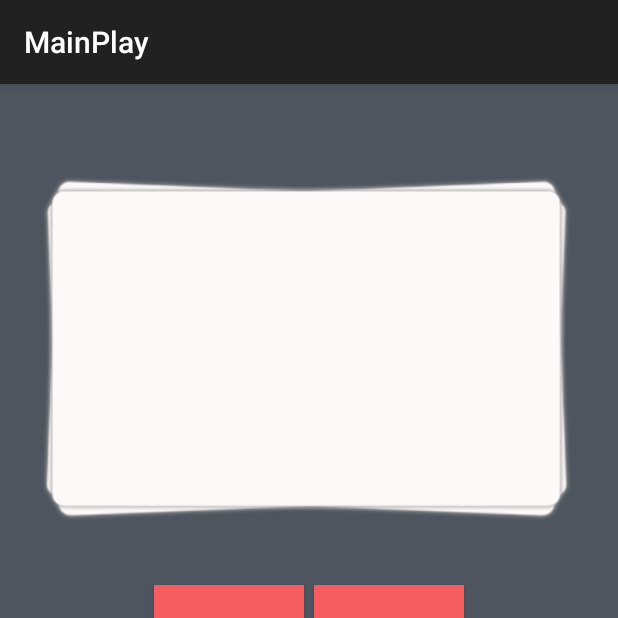
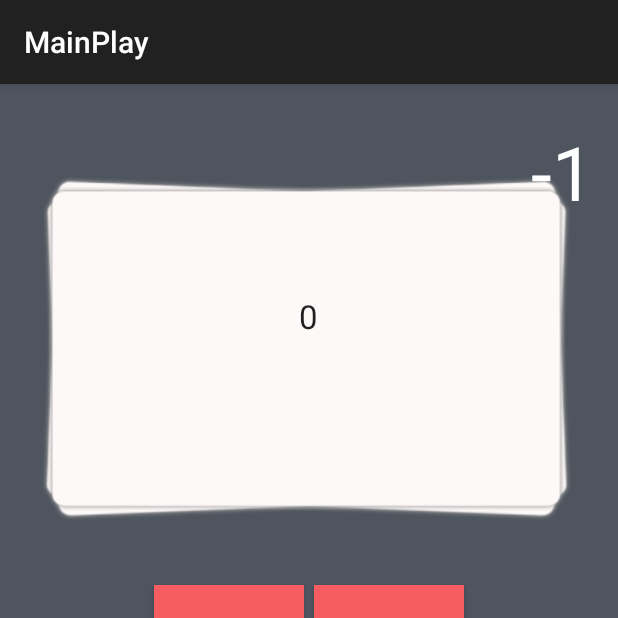
Before and after one commit to ihimawan/KakoiKanji, an Android app: the MainPlay screen opened directly, with no data from a screen before it, after a tap on "SAN", on a phone screen of 412 x 824 dp, the top half of it. Run offline under Robolectric (Android 15) with nearby library versions, the phone set to English and light mode, and no system bars; 3 statements that could not run were skipped; 3 other taps on this screen came first.

```diff
--- a/app/src/main/java/com/example/kakoi/MainPlay.java
+++ b/app/src/main/java/com/example/kakoi/MainPlay.java
@@ -26,6 +26,11 @@ public class MainPlay extends AppCompatActivity {
     TextView questionText; //text that shows the question (english word)
     int n; //the position of the random question in the database
     ImageView feedbackImg;
+    TextView highScoreDisp;
+    TextView livesCounter;
+    HighscoreDB dbHighScore;
+    int highScoreValueInt;
+
     Button quitButton;
 
     //initial function
@@ -38,13 +43,17 @@ public class MainPlay extends AppCompatActivity {
 
         questionText = (TextView) findViewById(R.id.questionText);
         dbHandler = new MyDBHandler(this, null, null, 1);
+        dbHighScore = new HighscoreDB(this, null, null, 1);
         //quitButton = (Button) findViewById(R.id.quitButton);
-        //feedbackText = (TextView) findViewById(R.id.feedbackText);
         feedbackImg = (ImageView) findViewById(R.id.feedbackImg);
+        livesCounter = (TextView) findViewById(R.id.livesCounter);
+
+        highScoreDisp = (TextView) findViewById(R.id.highScoreDisp);
 
         /*
-        TODO: COMMENT THESE OUT WHEN DOING THE DEMO.d
+        TODO: COMMENT THESE OUT WHEN DOING THE DEMO.
          */
+
 //        addingQuestion("one", "ichi");
 //        addingQuestion("two", "ni");
 //        addingQuestion("three", "san");
@@ -103,9 +112,12 @@ public class MainPlay extends AppCompatActivity {
             final MediaPlayer correctButtonClick = MediaPlayer.create(this, R.raw.correct);
             correctButtonClick.start();
 
-            /*
-            TODO: INCREMENT SCORE BY 5
-             */
+            String highScoreValueStr = highScoreDisp.getText().toString();
+            highScoreValueInt = Integer.valueOf(highScoreValueStr);
+            highScoreValueInt += 5;
+            highScoreValueStr = Integer.toString(highScoreValueInt);
+            highScoreDisp.setText(highScoreValueStr);
+
         }else{
             feedbackImg.setImageResource(R.drawable.incorrectsign);
 
@@ -113,14 +125,30 @@ public class MainPlay extends AppCompatActivity {
             final MediaPlayer incorrectButtonClick = MediaPlayer.create(this, R.raw.wrong);
             incorrectButtonClick.start();
 
-            /*
-            TODO: DECREMENT LIFE BY 1
-             */
+            String livesCounterStr = livesCounter.getText().toString();
+            int livesCounterInt = Integer.valueOf(livesCounterStr);
+            livesCounterInt -= 1;
+            livesCounterStr = Integer.toString(livesCounterInt);
+            livesCounter.setText(livesCounterStr);
+
+            if(livesCounterInt==0){
+                addingHighscore(highScoreValueInt);
+                Intent i = new Intent(this, HighScore.class);
+                startActivity(i);
+            }
+
+
+
+
+
+
+
         }
     }
 
     /*
-    TODO: LIFESUBSTRACTION() & SCOREGENERATOR()
+    TODO: LIFESUBSTRACTION()
+
      */
 
     //this function changes the question text to a random question in the database
@@ -143,10 +171,17 @@ public class MainPlay extends AppCompatActivity {
 //        printDatabase();
 //    }
 
+public void addingHighscore(int highScoreValue){
+    HighScoreItem highScoreItem = new HighScoreItem(highScoreValue);
+    dbHighScore.addHighScore(highScoreItem);
+}
+
+
     //function that adds question to the database (add button is not clicked)
     public void addingQuestion(String englishWord, String answer){
         Questions question = new Questions(englishWord, answer);
         dbHandler.addQuestion(question);
+
     }
 
     //function that deletes items from the database
--- a/app/src/main/res/layout/activity_high_score.xml
+++ b/app/src/main/res/layout/activity_high_score.xml
@@ -54,7 +54,7 @@
         android:layout_height="wrap_content"
         android:textAppearance="?android:attr/textAppearanceLarge"
         android:text="0"
-        android:textSize="100sp"
+        android:textSize="20sp"
         android:id="@+id/highscore"
         android:textColor="#fff"
         android:layout_below="@+id/imageView"
--- a/app/src/main/res/layout/activity_main_play.xml
+++ b/app/src/main/res/layout/activity_main_play.xml
@@ -104,5 +104,26 @@
         android:clickable="true"
         android:contextClickable="false" />
 
+    <TextView
+        android:layout_width="wrap_content"
+        android:layout_height="wrap_content"
+        android:textAppearance="?android:attr/textAppearanceLarge"
+        android:text="0"
+        android:id="@+id/highScoreDisp"
+        android:layout_below="@+id/imageView2"
+        android:layout_centerHorizontal="true" />
+
+    <TextView
+        android:layout_width="wrap_content"
+        android:layout_height="wrap_content"
+        android:textAppearance="?android:attr/textAppearanceLarge"
+        android:text="3"
+        android:textColor="#FFFFFF"
+        android:textSize="50dp"
+        android:id="@+id/livesCounter"
+        android:layout_alignTop="@+id/imageView3"
+        android:layout_alignRight="@+id/imageView3"
+        android:layout_alignEnd="@+id/imageView3" />
+
 
 </RelativeLayout>
```
Also changed, not shown: app/src/main/java/com/example/kakoi/HighScore.java (+9 -0 lines).
